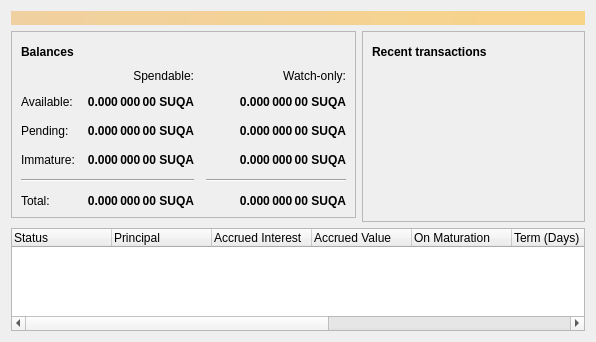
Above: src/qt/forms/overviewpage.ui from barrystyle/SUQA-0.17.1 before the change. Below: the same form after it.
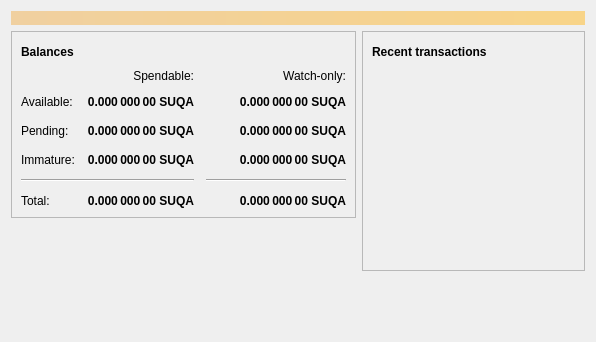
That is the form after the change. Icons and pictures are not drawn.

Commit message: Interest List and TimeLock Tab Removed

```diff
--- a/src/qt/forms/overviewpage.ui
+++ b/src/qt/forms/overviewpage.ui
@@ -534,94 +534,6 @@
      </item>
     </layout>
    </item>
-   <item>
-    <widget class="QTableWidget" name="hodlTable">
-     <property name="enabled">
-      <bool>true</bool>
-     </property>
-     <property name="editTriggers">
-      <set>QAbstractItemView::NoEditTriggers</set>
-     </property>
-     <property name="alternatingRowColors">
-      <bool>true</bool>
-     </property>
-     <attribute name="horizontalHeaderDefaultSectionSize">
-      <number>100</number>
-     </attribute>
-     <column>
-      <property name="text">
-       <string>Status</string>
-      </property>
-      <property name="textAlignment">
-       <set>AlignLeft|AlignVCenter</set>
-      </property>
-     </column>
-     <column>
-      <property name="text">
-       <string>Principal</string>
-      </property>
-      <property name="textAlignment">
-       <set>AlignLeft|AlignVCenter</set>
-      </property>
-     </column>
-     <column>
-      <property name="text">
-       <string>Accrued Interest</string>
-      </property>
-      <property name="textAlignment">
-       <set>AlignLeft|AlignVCenter</set>
-      </property>
-     </column>
-     <column>
-      <property name="text">
-       <string>Accrued Value</string>
-      </property>
-      <property name="textAlignment">
-       <set>AlignLeft|AlignVCenter</set>
-      </property>
-     </column>
-     <column>
-      <property name="text">
-       <string>On Maturation</string>
-      </property>
-      <property name="textAlignment">
-       <set>AlignLeft|AlignVCenter</set>
-      </property>
-     </column>
-     <column>
-      <property name="text">
-       <string>Term (Days)</string>
-      </property>
-      <property name="textAlignment">
-       <set>AlignLeft|AlignVCenter</set>
-      </property>
-     </column>
-     <column>
-      <property name="text">
-       <string>Deposit Block</string>
-      </property>
-      <property name="textAlignment">
-       <set>AlignLeft|AlignVCenter</set>
-      </property>
-     </column>
-     <column>
-      <property name="text">
-       <string>Maturation Block</string>
-      </property>
-      <property name="textAlignment">
-       <set>AlignLeft|AlignVCenter</set>
-      </property>
-     </column>
-     <column>
-      <property name="text">
-       <string>Estimated Date</string>
-      </property>
-      <property name="textAlignment">
-       <set>AlignLeft|AlignVCenter</set>
-      </property>
-     </column>
-    </widget>
-   </item>
   </layout>
  </widget>
  <resources/>
```
Left out of the diff: 4 changed lines with no effect on the pictures. The commit also changes 3 other files.
